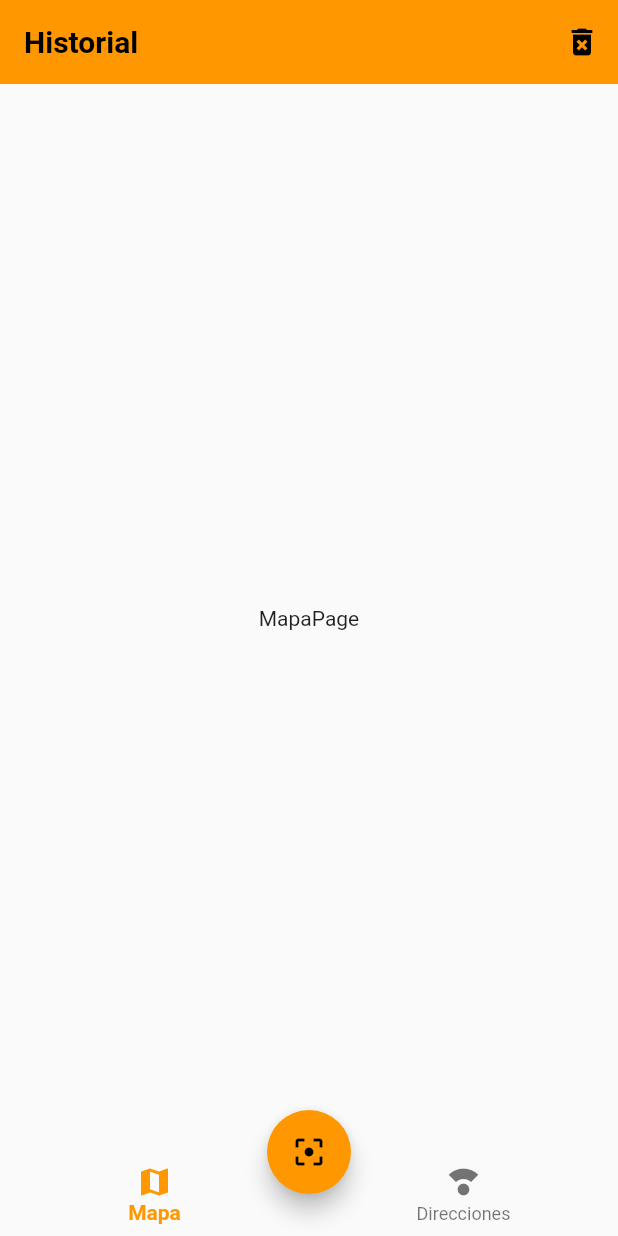
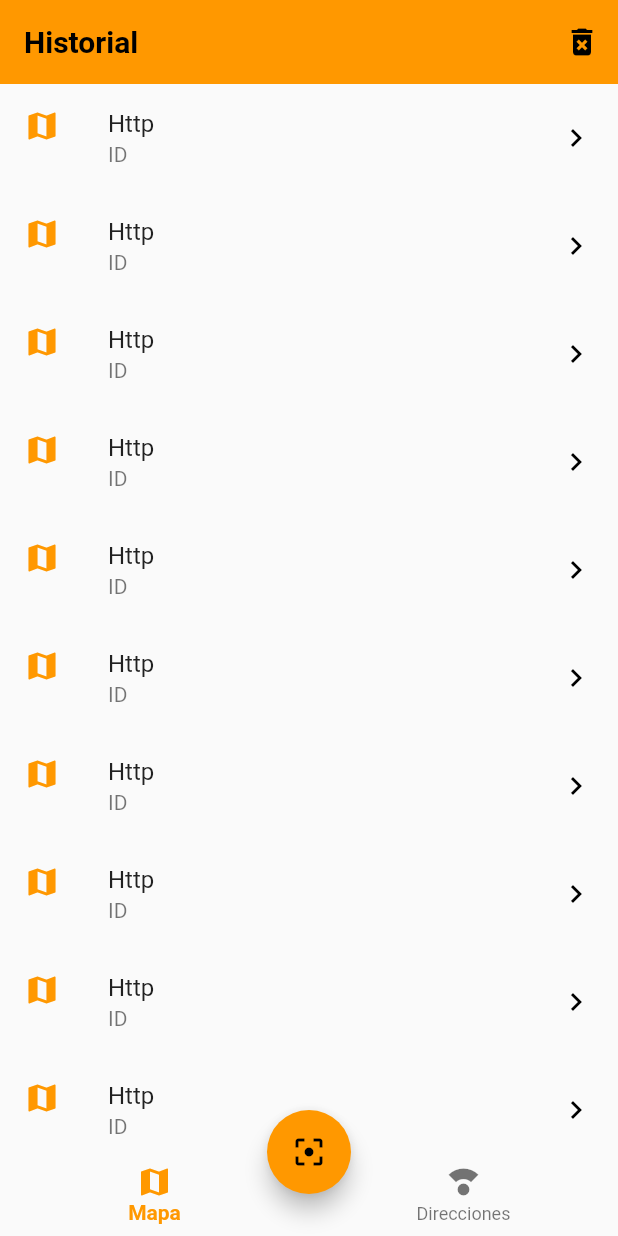
Before and after one commit to diegoarizadev/FlutterQR, a Flutter app: the screen it shows after launch, on a phone screen of 412 x 824 dp. Run offline on Flutter 3.47's test engine with Material 2 defaults, Android fonts, the phone set to English and light mode, and no system bars; our stand-ins replace sqflite; accounts and stored records are empty.

Commit message:
Construccion del provider de los scans en la BD, se contruye interface para los mapas y otros.

```diff
--- a/qrreader/lib/main.dart
+++ b/qrreader/lib/main.dart
@@ -2,6 +2,7 @@ import 'package:flutter/material.dart';
 import 'package:provider/provider.dart';
 import 'package:qrreader/pages/home_page.dart';
 import 'package:qrreader/pages/map_page.dart';
+import 'package:qrreader/providers/scan_list_provider.dart';
 import 'package:qrreader/providers/ui_provider.dart';
 
 void main() => runApp(MyApp());
@@ -12,9 +13,10 @@ class MyApp extends StatelessWidget {
     return MultiProvider(
       providers: [
         ChangeNotifierProvider(
-            //se Ejecutara cuando no hay una instancia ninguna estancia del provider
-            create: (_) => UiProvider()),
-      ],
+            create: (_) =>
+                UiProvider()), //se Ejecutara cuando no hay una instancia ninguna estancia del provider
+        ChangeNotifierProvider(create: (_) => ScanListProvider()),
+      ], //El context de la App va a contener las instancias de los provider para utilizar en cualquier parte.
       child: MaterialApp(
         theme: ThemeData(
           //ThemeData.dark(),
--- a/qrreader/lib/pages/home_page.dart
+++ b/qrreader/lib/pages/home_page.dart
@@ -2,7 +2,6 @@ import 'package:flutter/material.dart';
 import 'package:provider/provider.dart';
 import 'package:qrreader/pages/history_directions_page.dart';
 import 'package:qrreader/pages/map_page.dart';
-import 'package:qrreader/providers/db_provider.dart';
 import 'package:qrreader/providers/ui_provider.dart';
 import 'package:qrreader/widgets/navigatorbar_custom.dart';
 import 'package:qrreader/widgets/scan_custom.dart';
--- a/qrreader/lib/pages/map_page.dart
+++ b/qrreader/lib/pages/map_page.dart
@@ -3,10 +3,22 @@ import 'package:flutter/material.dart';
 class MapPageScreen extends StatelessWidget {
   @override
   Widget build(BuildContext context) {
-    return Scaffold(
-      body: Center(
-        child: Text('MapaPage'),
-      ),
-    );
+    return ListView.builder(
+        itemCount: 10,
+        itemBuilder: (_, i) => ListTile(
+              leading: Icon(
+                Icons.map,
+                color: Theme.of(context).primaryColor,
+              ),
+              title: Text('Http'),
+              subtitle: Text('ID'),
+              trailing: Icon(
+                Icons.keyboard_arrow_right,
+                color: Colors.black,
+              ),
+              onTap: () {
+                print('Goooooooo');
+              },
+            ));
   }
 }
```
Also changed, not shown: qrreader/lib/providers/scan_list_provider.dart (added, +45 -0 lines).
